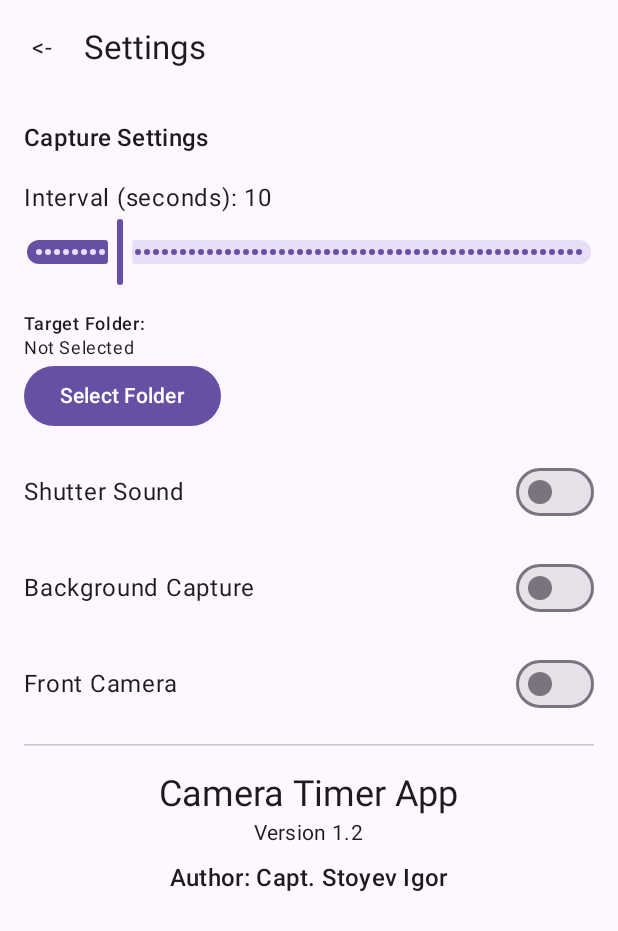
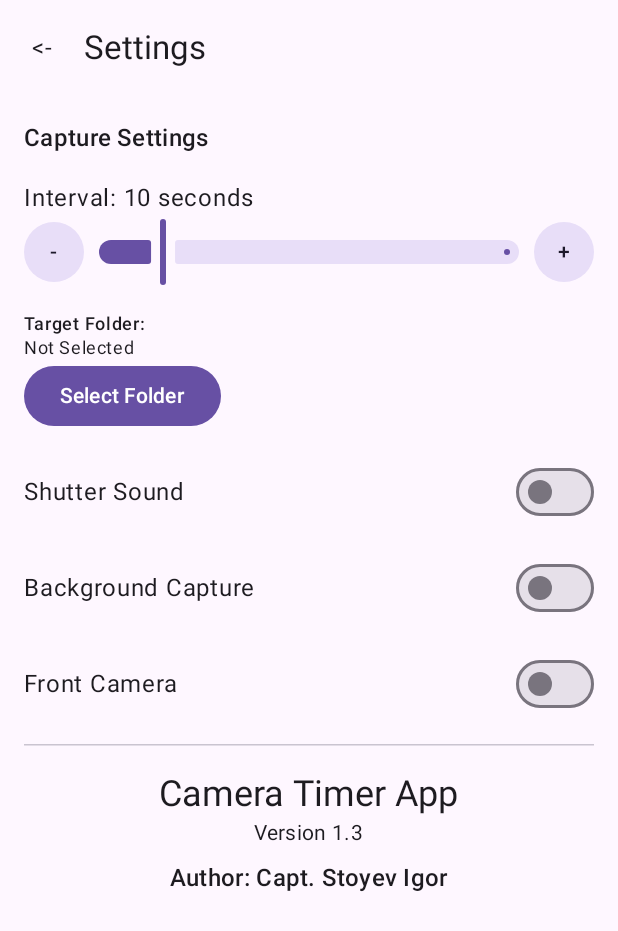
Before and after one commit to Capella2/Camera_Timer, an Android app built with Jetpack Compose: the screen it shows after launch (MainActivity), after a tap on "Settings", on a phone screen of 412 x 824 dp. Shown: the top 931 px of the screen. Run offline under Robolectric (Android 15) with nearby library versions, the phone set to English and light mode, and no system bars; libraries missing offline, so code that uses them is left out: androidx.camera.core, androidx.camera.lifecycle, androidx.camera.view; 4 statements that could not run were skipped.

Commit message:
fix crush

```diff
--- a/app/build.gradle.kts
+++ b/app/build.gradle.kts
@@ -12,7 +12,7 @@ android {
         minSdk = 24
         targetSdk = 34
         versionCode = 1
-        versionName = "1.2"
+        versionName = "1.3"
 
         testInstrumentationRunner = "androidx.test.runner.AndroidJUnitRunner"
         vectorDrawables {
--- a/app/src/main/java/com/captstoyev/cameratimer/camera/CameraManager.kt
+++ b/app/src/main/java/com/captstoyev/cameratimer/camera/CameraManager.kt
@@ -51,6 +51,7 @@ class CameraManager private constructor(private val context: Context) {
     ): ListenableFuture<ProcessCameraProvider> {
         val cameraProviderFuture = ProcessCameraProvider.getInstance(context)
         cameraProviderFuture.addListener({
+            try {
                 val cameraProvider = cameraProviderFuture.get()
                 val cameraSelector = if (isFrontCamera) {
                     CameraSelector.DEFAULT_FRONT_CAMERA
@@ -58,9 +59,10 @@ class CameraManager private constructor(private val context: Context) {
                     CameraSelector.DEFAULT_BACK_CAMERA
                 }
 
-            try {
                 cameraProvider.unbindAll()
-                val useCases = mutableListOf<UseCase>(imageCapture)
+
+                val useCases = mutableListOf<UseCase>()
+                useCases.add(imageCapture)
                 preview?.let { useCases.add(it) }
 
                 camera = cameraProvider.bindToLifecycle(
@@ -77,7 +79,13 @@ class CameraManager private constructor(private val context: Context) {
     }
 
     fun setZoom(ratio: Float) {
-        camera?.cameraControl?.setZoomRatio(ratio)
+        val currentCamera = camera ?: return
+        val zoomState = currentCamera.cameraInfo.zoomState.value ?: return
+
+        // Clamp the ratio within supported limits
+        val clampedRatio = ratio.coerceIn(zoomState.minZoomRatio, zoomState.maxZoomRatio)
+        currentCamera.cameraControl.setZoomRatio(clampedRatio)
+        Log.d("CameraManager", "Zoom set to: $clampedRatio (requested: $ratio)")
     }
 
     fun getZoomState() = camera?.cameraInfo?.zoomState
@@ -87,12 +95,8 @@ class CameraManager private constructor(private val context: Context) {
         onImageSaved: (Uri) -> Unit,
         onError: (ImageCaptureException) -> Unit
     ) {
-        Log.d("CameraManager", "takePhoto triggered. Sound: ${settings.isSoundEnabled}, Folder: ${settings.folderUri}")
-
         if (settings.folderUri.isEmpty()) {
-            val err = "Folder not selected in settings"
-            Log.e("CameraManager", err)
-            onError(ImageCaptureException(ImageCapture.ERROR_FILE_IO, err, null))
+            onError(ImageCaptureException(ImageCapture.ERROR_FILE_IO, "Folder not selected", null))
             return
         }
 
@@ -100,30 +104,31 @@ class CameraManager private constructor(private val context: Context) {
         val fileName = "IMG_$name.jpg"
         val folderUri = Uri.parse(settings.folderUri)
 
+        try {
             imageCapture.takePicture(
                 cameraExecutor,
                 object : ImageCapture.OnImageCapturedCallback() {
                     override fun onCaptureSuccess(image: ImageProxy) {
-                    Log.d("CameraManager", "onCaptureSuccess: Image captured")
                         try {
                             if (settings.isSoundEnabled) {
                                 shutterSound.play(MediaActionSound.SHUTTER_CLICK)
                             }
                             saveImageToSaf(image, folderUri, fileName, onImageSaved, onError)
-                    } catch (e: Exception) {
-                        Log.e("CameraManager", "Error in success callback: ${e.message}")
-                        onError(ImageCaptureException(ImageCapture.ERROR_UNKNOWN, "Processing error", e))
                         } finally {
                             image.close()
                         }
                     }
 
                     override fun onError(exception: ImageCaptureException) {
-                    Log.e("CameraManager", "Capture failed! Code: ${exception.imageCaptureError}, Message: ${exception.message}", exception)
+                        Log.e("CameraManager", "Capture failed: ${exception.message}")
                         onError(exception)
                     }
                 }
             )
+        } catch (e: Exception) {
+            Log.e("CameraManager", "takePicture call failed", e)
+            onError(ImageCaptureException(ImageCapture.ERROR_UNKNOWN, "Call failed: ${e.message}", e))
+        }
     }
 
     private fun saveImageToSaf(
@@ -136,17 +141,13 @@ class CameraManager private constructor(private val context: Context) {
         try {
             val rootFolder = DocumentFile.fromTreeUri(context, folderUri)
             if (rootFolder == null || !rootFolder.exists()) {
-                val err = "Selected folder is inaccessible"
-                Log.e("CameraManager", err)
-                onError(ImageCaptureException(ImageCapture.ERROR_FILE_IO, err, null))
+                onError(ImageCaptureException(ImageCapture.ERROR_FILE_IO, "Folder inaccessible", null))
                 return
             }
 
             val newFile = rootFolder.createFile("image/jpeg", fileName)
             if (newFile == null) {
-                val err = "Could not create file '$fileName'"
-                Log.e("CameraManager", err)
-                onError(ImageCaptureException(ImageCapture.ERROR_FILE_IO, err, null))
+                onError(ImageCaptureException(ImageCapture.ERROR_FILE_IO, "File creation failed", null))
                 return
             }
 
@@ -156,13 +157,9 @@ class CameraManager private constructor(private val context: Context) {
 
             context.contentResolver.openOutputStream(newFile.uri)?.use { outputStream ->
                 outputStream.write(bytes)
-                Log.d("CameraManager", "File saved: ${newFile.uri}")
                 onImageSaved(newFile.uri)
-            } ?: run {
-                onError(ImageCaptureException(ImageCapture.ERROR_FILE_IO, "Failed to open output stream", null))
-            }
+            } ?: onError(ImageCaptureException(ImageCapture.ERROR_FILE_IO, "Stream open failed", null))
         } catch (e: Exception) {
-            Log.e("CameraManager", "Critical error saving image", e)
             onError(ImageCaptureException(ImageCapture.ERROR_FILE_IO, "Save error: ${e.message}", e))
         }
     }
--- a/app/src/main/java/com/captstoyev/cameratimer/service/CameraTimerService.kt
+++ b/app/src/main/java/com/captstoyev/cameratimer/service/CameraTimerService.kt
@@ -7,7 +7,6 @@ import android.app.PendingIntent
 import android.content.Context
 import android.content.Intent
 import android.os.Build
-import android.os.IBinder
 import android.util.Log
 import androidx.core.app.NotificationCompat
 import androidx.lifecycle.LifecycleService
@@ -15,7 +14,6 @@ import androidx.lifecycle.lifecycleScope
 import com.captstoyev.cameratimer.MainActivity
 import com.captstoyev.cameratimer.camera.CameraManager
 import com.captstoyev.cameratimer.data.SettingsRepository
-import com.captstoyev.cameratimer.data.UserSettings
 import kotlinx.coroutines.*
 import kotlinx.coroutines.flow.first
 
@@ -55,15 +53,18 @@ class CameraTimerService : LifecycleService() {
         startForeground(NOTIFICATION_ID, notification)
 
         timerJob = lifecycleScope.launch {
-            // First bind, ensure camera is ready for background
+            try {
+                // Wait for initial settings
                 val initialSettings = settingsRepository.settingsFlow.first()
+
+                // If background mode enabled, service takes ownership of camera
                 if (initialSettings.isBackgroundEnabled) {
                     cameraManager.bindCamera(this@CameraTimerService, initialSettings.isFrontCamera)
                 }
 
                 while (isActive) {
                     val settings = settingsRepository.settingsFlow.first()
-                Log.d("CameraTimerService", "Interval trigger. Background mode: ${settings.isBackgroundEnabled}")
+                    Log.d("CameraTimerService", "Interval trigger. Target: ${settings.folderUri}")
 
                     cameraManager.takePhoto(
                         settings = settings,
@@ -71,6 +72,10 @@ class CameraTimerService : LifecycleService() {
                         onError = { e -> Log.e("CameraTimerService", "Capture Error: ${e.message}") }
                     )
                     delay(settings.intervalSeconds * 1000)
+                }
+            } catch (e: Exception) {
+                Log.e("CameraTimerService", "Timer loop crashed", e)
+                stopTimer()
             }
         }
     }
@@ -108,9 +113,4 @@ class CameraTimerService : LifecycleService() {
             .setOngoing(true)
             .build()
     }
-
-    override fun onDestroy() {
-        super.onDestroy()
-        cameraManager.shutdown()
 }
-}
--- a/app/src/main/java/com/captstoyev/cameratimer/ui/SettingsScreen.kt
+++ b/app/src/main/java/com/captstoyev/cameratimer/ui/SettingsScreen.kt
@@ -27,7 +27,7 @@ fun SettingsScreen(
                 title = { Text("Settings") },
                 navigationIcon = {
                     IconButton(onClick = onBack) {
-                        Text("<-") // Simplified back button
+                        Text("<-")
                     }
                 }
             )
@@ -43,15 +43,37 @@ fun SettingsScreen(
         ) {
             Text("Capture Settings", style = MaterialTheme.typography.titleMedium)
 
-            // Interval Setting
+            // Interval Setting with Buttons
             Column {
-                Text("Interval (seconds): ${settings.intervalSeconds}")
-                Slider(
-                    value = settings.intervalSeconds.toFloat(),
-                    onValueChange = { onIntervalChange(it.toLong()) },
-                    valueRange = 1f..60f,
-                    steps = 59
-                )
+                Text("Interval: ${settings.intervalSeconds} seconds")
+                Row(
+                    verticalAlignment = Alignment.CenterVertically,
+                    horizontalArrangement = Arrangement.spacedBy(8.dp),
+                    modifier = Modifier.fillMaxWidth()
+                ) {
+                    FilledTonalButton(
+                        onClick = { if (settings.intervalSeconds > 1) onIntervalChange(settings.intervalSeconds - 1) },
+                        contentPadding = PaddingValues(0.dp),
+                        modifier = Modifier.size(40.dp)
+                    ) {
+                        Text("-")
+                    }
+
+                    Slider(
+                        value = settings.intervalSeconds.toFloat(),
+                        onValueChange = { onIntervalChange(it.toLong()) },
+                        valueRange = 1f..60f,
+                        modifier = Modifier.weight(1f)
+                    )
+
+                    FilledTonalButton(
+                        onClick = { if (settings.intervalSeconds < 60) onIntervalChange(settings.intervalSeconds + 1) },
+                        contentPadding = PaddingValues(0.dp),
+                        modifier = Modifier.size(40.dp)
+                    ) {
+                        Text("+")
+                    }
+                }
             }
 
             // Folder Selection
@@ -101,7 +123,7 @@ fun SettingsScreen(
             // About Section
             Column(horizontalAlignment = Alignment.CenterHorizontally, modifier = Modifier.fillMaxWidth()) {
                 Text("Camera Timer App", style = MaterialTheme.typography.headlineSmall)
-                Text("Version 1.2", style = MaterialTheme.typography.bodyMedium)
+                Text("Version 1.3", style = MaterialTheme.typography.bodyMedium)
                 Spacer(modifier = Modifier.height(8.dp))
                 Text("Author: Capt. Stoyev Igor", style = MaterialTheme.typography.titleMedium)
             }
```
Lines whose indentation alone changed are shown as unchanged.
